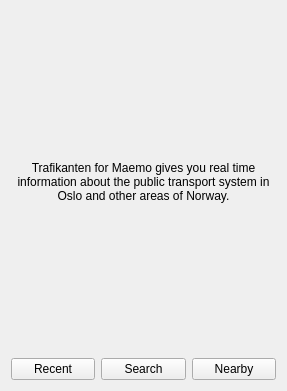
Before: the Qt Designer form trafikantenwindow.ui in dragly/trafikanten-maemo, drawn with Qt 5.
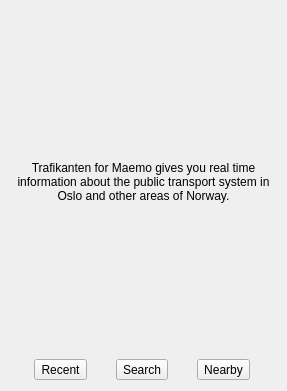
After: the same form once the commit is applied. Icons and pictures are not drawn.

Patch:
```diff
--- a/trafikantenwindow.ui
+++ b/trafikantenwindow.ui
@@ -57,24 +57,45 @@
     <item>
      <layout class="QHBoxLayout" name="horizontalLayout">
       <item>
-       <widget class="QPushButton" name="btnRecent">
+       <widget class="QToolButton" name="btnRecent">
         <property name="text">
          <string>Recent</string>
         </property>
+        <property name="icon">
+         <iconset resource="trafikanten.qrc">
+          <normaloff>:/images/recent.png</normaloff>:/images/recent.png</iconset>
+        </property>
+        <property name="toolButtonStyle">
+         <enum>Qt::ToolButtonTextUnderIcon</enum>
+        </property>
        </widget>
       </item>
       <item>
-       <widget class="QPushButton" name="btnSearch">
+       <widget class="QToolButton" name="btnSearch">
         <property name="text">
          <string>Search</string>
         </property>
+        <property name="icon">
+         <iconset resource="trafikanten.qrc">
+          <normaloff>:/images/search.png</normaloff>:/images/search.png</iconset>
+        </property>
+        <property name="toolButtonStyle">
+         <enum>Qt::ToolButtonTextUnderIcon</enum>
+        </property>
        </widget>
       </item>
       <item>
-       <widget class="QPushButton" name="btnNearby">
+       <widget class="QToolButton" name="btnNearby">
         <property name="text">
          <string>Nearby</string>
         </property>
+        <property name="icon">
+         <iconset resource="trafikanten.qrc">
+          <normaloff>:/images/gps.png</normaloff>:/images/gps.png</iconset>
+        </property>
+        <property name="toolButtonStyle">
+         <enum>Qt::ToolButtonTextUnderIcon</enum>
+        </property>
        </widget>
       </item>
      </layout>
```
Left out of the diff: 4 changed lines with no effect on the pictures.
